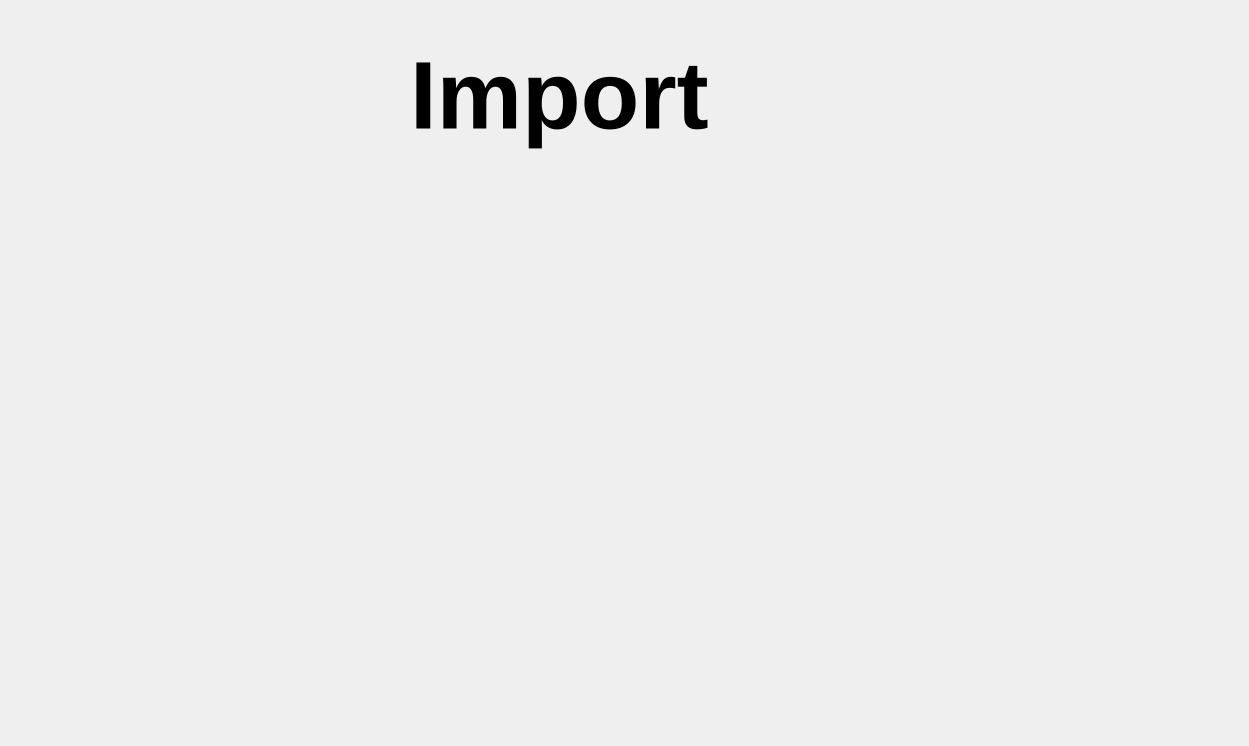
VishalRashmika/time-track-suite, file UI/ImportScreen.ui: the form before one commit.
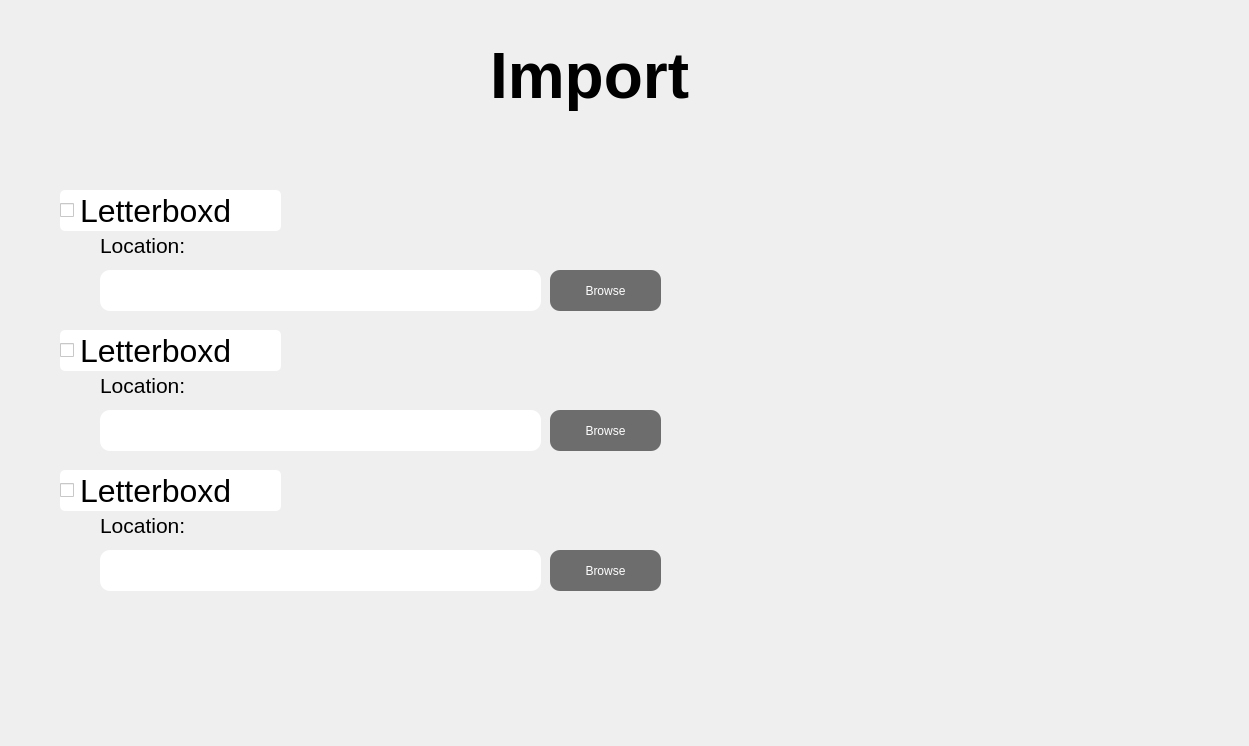
The form after the commit.

Commit message: directory chooser

Patch:
```diff
--- a/UI/ImportScreen.ui
+++ b/UI/ImportScreen.ui
@@ -16,16 +16,16 @@
   <widget class="QLabel" name="label">
    <property name="geometry">
     <rect>
-     <x>410</x>
+     <x>490</x>
      <y>20</y>
      <width>371</width>
-     <height>151</height>
+     <height>111</height>
     </rect>
    </property>
    <property name="font">
     <font>
      <family>Arial</family>
-     <pointsize>72</pointsize>
+     <pointsize>48</pointsize>
      <bold>true</bold>
     </font>
    </property>
@@ -33,6 +33,222 @@
     <string>Import</string>
    </property>
   </widget>
+  <widget class="QCheckBox" name="checkBox">
+   <property name="geometry">
+    <rect>
+     <x>60</x>
+     <y>190</y>
+     <width>221</width>
+     <height>41</height>
+    </rect>
+   </property>
+   <property name="font">
+    <font>
+     <pointsize>24</pointsize>
+    </font>
+   </property>
+   <property name="styleSheet">
+    <string notr="true">border-radius:5px;
+color:#000000;
+background-color: rgb(255, 255, 255);</string>
+   </property>
+   <property name="text">
+    <string>Letterboxd</string>
+   </property>
+  </widget>
+  <widget class="QLabel" name="label_2">
+   <property name="geometry">
+    <rect>
+     <x>100</x>
+     <y>230</y>
+     <width>121</width>
+     <height>31</height>
+    </rect>
+   </property>
+   <property name="font">
+    <font>
+     <pointsize>16</pointsize>
+    </font>
+   </property>
+   <property name="text">
+    <string>Location:</string>
+   </property>
+  </widget>
+  <widget class="QLineEdit" name="lineEdit">
+   <property name="geometry">
+    <rect>
+     <x>100</x>
+     <y>270</y>
+     <width>441</width>
+     <height>41</height>
+    </rect>
+   </property>
+   <property name="styleSheet">
+    <string notr="true">border-radius:10px;</string>
+   </property>
+  </widget>
+  <widget class="QPushButton" name="pushButton">
+   <property name="geometry">
+    <rect>
+     <x>550</x>
+     <y>270</y>
+     <width>111</width>
+     <height>41</height>
+    </rect>
+   </property>
+   <property name="styleSheet">
+    <string notr="true">border-radius:10px;
+color:#ffffff;
+background-color: rgb(109, 109, 109);</string>
+   </property>
+   <property name="text">
+    <string>Browse</string>
+   </property>
+  </widget>
+  <widget class="QCheckBox" name="checkBox_2">
+   <property name="geometry">
+    <rect>
+     <x>60</x>
+     <y>330</y>
+     <width>221</width>
+     <height>41</height>
+    </rect>
+   </property>
+   <property name="font">
+    <font>
+     <pointsize>24</pointsize>
+    </font>
+   </property>
+   <property name="styleSheet">
+    <string notr="true">border-radius:5px;
+color:#000000;
+background-color: rgb(255, 255, 255);</string>
+   </property>
+   <property name="text">
+    <string>Letterboxd</string>
+   </property>
+  </widget>
+  <widget class="QLineEdit" name="lineEdit_2">
+   <property name="geometry">
+    <rect>
+     <x>100</x>
+     <y>410</y>
+     <width>441</width>
+     <height>41</height>
+    </rect>
+   </property>
+   <property name="styleSheet">
+    <string notr="true">border-radius:10px;</string>
+   </property>
+  </widget>
+  <widget class="QLabel" name="label_3">
+   <property name="geometry">
+    <rect>
+     <x>100</x>
+     <y>370</y>
+     <width>121</width>
+     <height>31</height>
+    </rect>
+   </property>
+   <property name="font">
+    <font>
+     <pointsize>16</pointsize>
+    </font>
+   </property>
+   <property name="text">
+    <string>Location:</string>
+   </property>
+  </widget>
+  <widget class="QPushButton" name="pushButton_2">
+   <property name="geometry">
+    <rect>
+     <x>550</x>
+     <y>410</y>
+     <width>111</width>
+     <height>41</height>
+    </rect>
+   </property>
+   <property name="styleSheet">
+    <string notr="true">border-radius:10px;
+color:#ffffff;
+background-color: rgb(109, 109, 109);</string>
+   </property>
+   <property name="text">
+    <string>Browse</string>
+   </property>
+  </widget>
+  <widget class="QPushButton" name="pushButton_3">
+   <property name="geometry">
+    <rect>
+     <x>550</x>
+     <y>550</y>
+     <width>111</width>
+     <height>41</height>
+    </rect>
+   </property>
+   <property name="styleSheet">
+    <string notr="true">border-radius:10px;
+color:#ffffff;
+background-color: rgb(109, 109, 109);</string>
+   </property>
+   <property name="text">
+    <string>Browse</string>
+   </property>
+  </widget>
+  <widget class="QLineEdit" name="lineEdit_3">
+   <property name="geometry">
+    <rect>
+     <x>100</x>
+     <y>550</y>
+     <width>441</width>
+     <height>41</height>
+    </rect>
+   </property>
+   <property name="styleSheet">
+    <string notr="true">border-radius:10px;</string>
+   </property>
+  </widget>
+  <widget class="QLabel" name="label_4">
+   <property name="geometry">
+    <rect>
+     <x>100</x>
+     <y>510</y>
+     <width>121</width>
+     <height>31</height>
+    </rect>
+   </property>
+   <property name="font">
+    <font>
+     <pointsize>16</pointsize>
+    </font>
+   </property>
+   <property name="text">
+    <string>Location:</string>
+   </property>
+  </widget>
+  <widget class="QCheckBox" name="checkBox_3">
+   <property name="geometry">
+    <rect>
+     <x>60</x>
+     <y>470</y>
+     <width>221</width>
+     <height>41</height>
+    </rect>
+   </property>
+   <property name="font">
+    <font>
+     <pointsize>24</pointsize>
+    </font>
+   </property>
+   <property name="styleSheet">
+    <string notr="true">border-radius:5px;
+color:#000000;
+background-color: rgb(255, 255, 255);</string>
+   </property>
+   <property name="text">
+    <string>Letterboxd</string>
+   </property>
+  </widget>
  </widget>
  <resources/>
  <connections/>
```
The commit also changes 2 other files.
